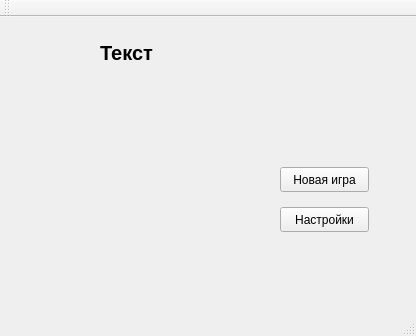
Above: mainwindow.ui from sahsinevgen/First_steps before the change. Below: the same form after it.
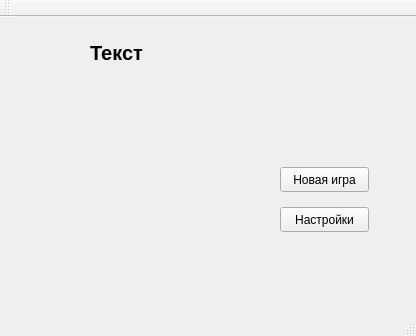
That is the form after the change.

Patch:
```diff
--- a/mainwindow.ui
+++ b/mainwindow.ui
@@ -43,7 +43,7 @@
    <widget class="QLabel" name="label">
     <property name="geometry">
      <rect>
-      <x>100</x>
+      <x>90</x>
       <y>20</y>
       <width>181</width>
       <height>31</height>
```
